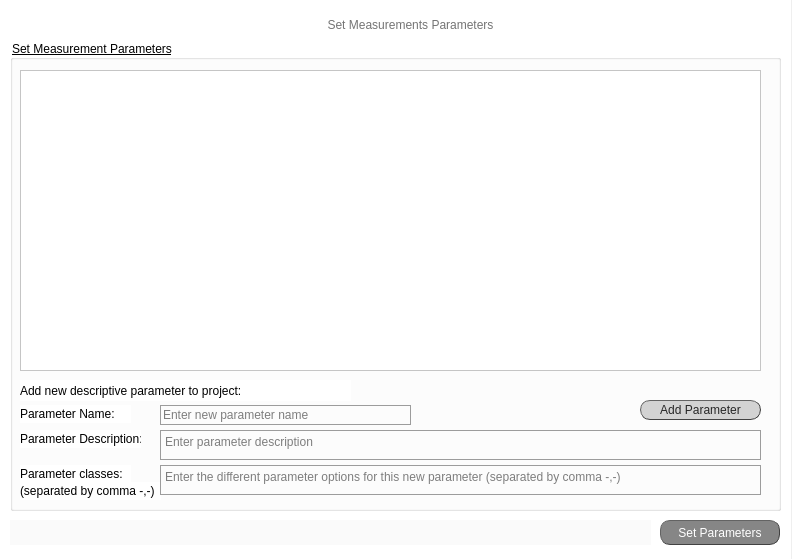
The window that set_meas_screen.ui (jsanchez679/morphoHeart_rev) describes before a commit, drawn with Qt 5.
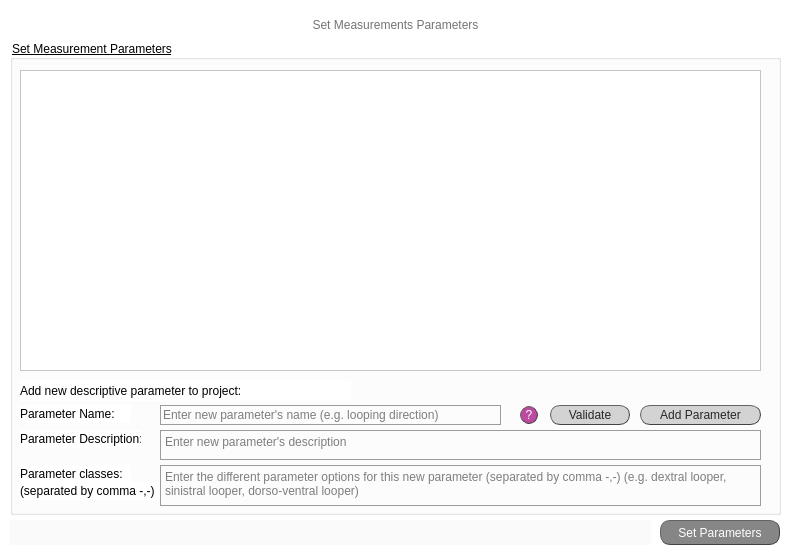
The same window after the commit.

Commit message: Created set meas param and other screens, now connect to code

Diff of the .ui file:
```diff
--- a/set_meas_screen.ui
+++ b/set_meas_screen.ui
@@ -6,7 +6,7 @@
    <rect>
     <x>0</x>
     <y>0</y>
-    <width>792</width>
+    <width>791</width>
     <height>559</height>
    </rect>
   </property>
@@ -33,7 +33,7 @@
      <rect>
       <x>0</x>
       <y>10</y>
-      <width>821</width>
+      <width>791</width>
       <height>31</height>
      </rect>
     </property>
@@ -112,7 +112,7 @@
       <x>10</x>
       <y>40</y>
       <width>771</width>
-      <height>471</height>
+      <height>475</height>
      </rect>
     </property>
     <property name="styleSheet">
@@ -159,7 +159,7 @@
       <rect>
        <x>150</x>
        <y>365</y>
-       <width>251</width>
+       <width>341</width>
        <height>20</height>
       </rect>
      </property>
@@ -185,7 +185,7 @@
       <bool>true</bool>
      </property>
      <property name="placeholderText">
-      <string>Enter new parameter name</string>
+      <string>Enter new parameter's name (e.g. looping direction)</string>
      </property>
     </widget>
     <widget class="QTextEdit" name="textEdit_ref_notes">
@@ -210,7 +210,7 @@
       <string/>
      </property>
      <property name="placeholderText">
-      <string>Enter parameter description</string>
+      <string>Enter new parameter's description</string>
      </property>
     </widget>
     <widget class="QTableWidget" name="tabW_meas">
@@ -236,7 +236,7 @@
      <property name="geometry">
       <rect>
        <x>630</x>
-       <y>360</y>
+       <y>365</y>
        <width>121</width>
        <height>20</height>
       </rect>
@@ -323,7 +323,7 @@
        <x>150</x>
        <y>425</y>
        <width>601</width>
-       <height>30</height>
+       <height>41</height>
       </rect>
      </property>
      <property name="styleSheet">
@@ -339,7 +339,70 @@
       <string/>
      </property>
      <property name="placeholderText">
-      <string>Enter the different parameter options for this new parameter (separated by comma -,-)</string>
+      <string>Enter the different parameter options for this new parameter (separated by comma -,-) (e.g. dextral looper, sinistral looper, dorso-ventral looper)</string>
+     </property>
+    </widget>
+    <widget class="QPushButton" name="button_validate_meas">
+     <property name="geometry">
+      <rect>
+       <x>540</x>
+       <y>365</y>
+       <width>80</width>
+       <height>20</height>
+      </rect>
+     </property>
+     <property name="autoFillBackground">
+      <bool>false</bool>
+     </property>
+     <property name="styleSheet">
+      <string notr="true">QPushButton{border-radius:10px;
+border-width: 1px;
+border-style: outset;
+border-color: rgb(66, 66, 66);
+background-color: rgb(211, 211, 211);
+color: rgb(39, 39, 39);
+font: 10pt &quot;Calibri Light&quot;;}
+
+QPushButton:hover{
+background-color: #eb6fbd;
+border-color: #672146
+}</string>
+     </property>
+     <property name="text">
+      <string>Validate</string>
+     </property>
+     <property name="checkable">
+      <bool>true</bool>
+     </property>
+     <property name="autoExclusive">
+      <bool>false</bool>
+     </property>
+    </widget>
+    <widget class="QPushButton" name="q_add_param">
+     <property name="geometry">
+      <rect>
+       <x>510</x>
+       <y>366</y>
+       <width>18</width>
+       <height>18</height>
+      </rect>
+     </property>
+     <property name="styleSheet">
+      <string notr="true">QPushButton{border-radius:9px;
+border-width: 1px;
+border-style: outset;
+border-color: rgb(66, 66, 66);
+background-color: rgba(162, 0, 122,180);
+color: rgb(255, 255, 255);
+font: 9pt &quot;Calibri Light&quot;;}
+
+QPushButton:hover{
+background-color: rgb(0, 0, 0);
+border-color: #672146
+}</string>
+     </property>
+     <property name="text">
+      <string>?</string>
      </property>
     </widget>
    </widget>
```
Left out of the diff: 33 changed lines with no effect on the pictures. The commit also changes 5 other files.
